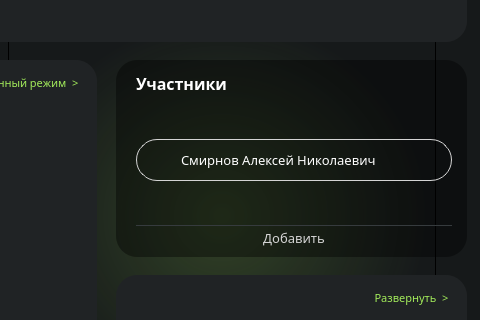
The window that VEDA-1/VEDA1.ui (kirikrus/VEDA-1.Global-app) describes before a commit, drawn with Qt 5; both pictures show x 556 to 1036 and y 251 to 571 of the 1036 by 747 pixel window.
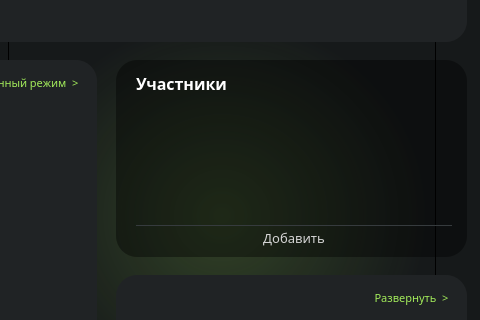
The same window after the commit. The open tabs and pages were chosen to show the change. Icons and pictures are not drawn.

Commit message: feat / отрисовка окна пользователя

```diff
--- a/VEDA-1/VEDA1.ui
+++ b/VEDA-1/VEDA1.ui
@@ -2877,125 +2877,6 @@
          <property name="bottomMargin">
           <number>0</number>
          </property>
-         <item>
-          <widget class="QWidget" name="widget" native="true">
-           <property name="maximumSize">
-            <size>
-             <width>16777215</width>
-             <height>42</height>
-            </size>
-           </property>
-           <property name="sizeIncrement">
-            <size>
-             <width>0</width>
-             <height>0</height>
-            </size>
-           </property>
-           <property name="styleSheet">
-            <string notr="true">QWidget{
-border: 1px solid rgb(212, 212, 212);
-color: White;
-	font: 10pt &quot;Inter V&quot;;
-}
-QWidget:hover{
-	background-color: rgba(212, 212, 212, 50);
-}</string>
-           </property>
-           <widget class="QLabel" name="label_9">
-            <property name="geometry">
-             <rect>
-              <x>45</x>
-              <y>5</y>
-              <width>221</width>
-              <height>31</height>
-             </rect>
-            </property>
-            <property name="font">
-             <font>
-              <family>Inter V</family>
-              <pointsize>10</pointsize>
-              <italic>false</italic>
-              <bold>false</bold>
-              <kerning>true</kerning>
-             </font>
-            </property>
-            <property name="styleSheet">
-             <string notr="true">*{
-border: none;
-}
-*:hover{
-	background-color: transparent;
-}</string>
-            </property>
-            <property name="text">
-             <string>Смирнов Алексей Николаевич</string>
-            </property>
-            <property name="textFormat">
-             <enum>Qt::AutoText</enum>
-            </property>
-            <property name="scaledContents">
-             <bool>true</bool>
-            </property>
-            <property name="wordWrap">
-             <bool>false</bool>
-            </property>
-           </widget>
-           <widget class="QLabel" name="label_45">
-            <property name="geometry">
-             <rect>
-              <x>4</x>
-              <y>3</y>
-              <width>35</width>
-              <height>35</height>
-             </rect>
-            </property>
-            <property name="styleSheet">
-             <string notr="true">*{
-border: none;
-}
-*:hover{
-	background-color: transparent;
-}</string>
-            </property>
-            <property name="text">
-             <string/>
-            </property>
-            <property name="pixmap">
-             <pixmap resource="VEDA1.qrc">:/icons/icons/test_avatar.png</pixmap>
-            </property>
-            <property name="scaledContents">
-             <bool>true</bool>
-            </property>
-           </widget>
-           <widget class="QLabel" name="label_46">
-            <property name="geometry">
-             <rect>
-              <x>265</x>
-              <y>7</y>
-              <width>25</width>
-              <height>25</height>
-             </rect>
-            </property>
-            <property name="styleSheet">
-             <string notr="true">*{
-border: none;
-}
-*:hover{
-	background-color: transparent;
-}</string>
-            </property>
-            <property name="text">
-             <string/>
-            </property>
-            <property name="pixmap">
-             <pixmap resource="VEDA1.qrc">:/icons/icons/crown.png</pixmap>
-            </property>
-            <property name="scaledContents">
-             <bool>true</bool>
-            </property>
-           </widget>
-          </widget>
-         </item>
         </layout>
        </widget>
       </widget>
```
The commit also changes 3 other files.
